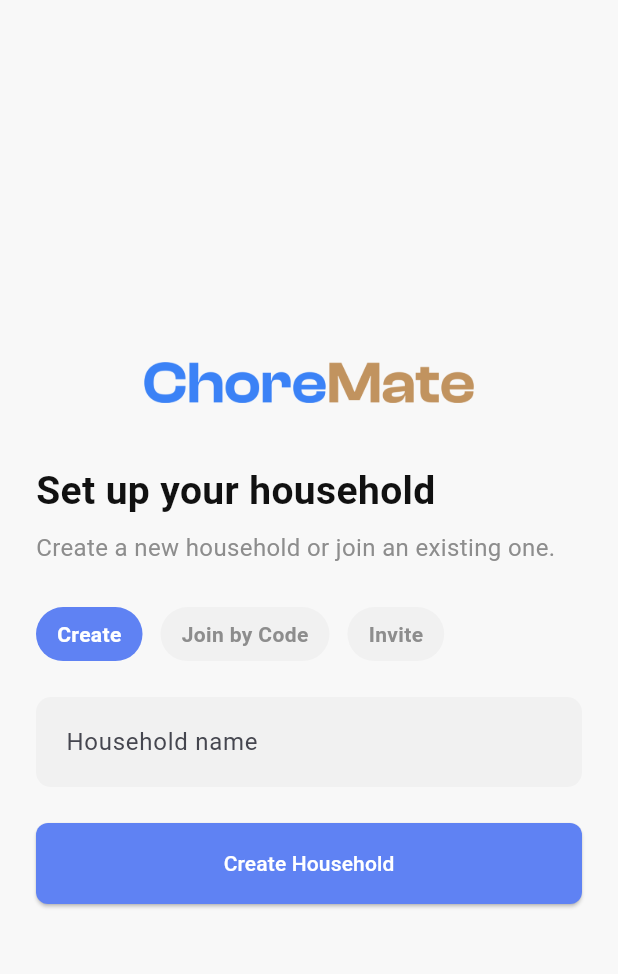
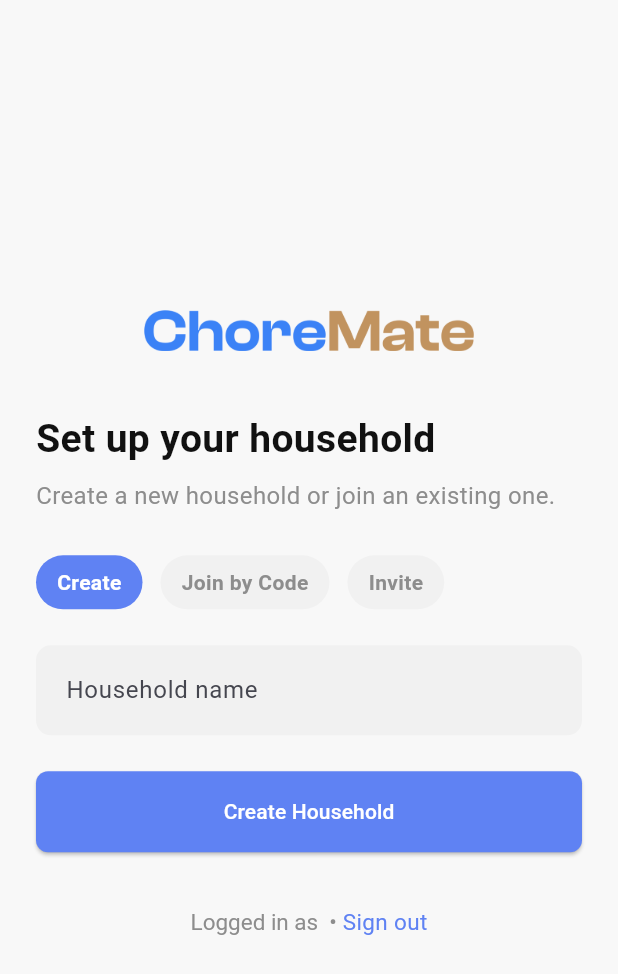
Before and after one commit to nick-mama/ChoreMate, a Flutter app: the HouseholdSetupPage screen opened by its route, on a phone screen of 412 x 824 dp. Shown: the top 974 px of the screen. Run offline on Flutter 3.47's test engine with Material 3 defaults, Android fonts, the phone set to English and light mode, and no system bars; our stand-ins replace cloud_firestore, firebase_auth, firebase_core, fl_chart; accounts and stored records are empty.

Commit message:
added household functionality

```diff
--- a/lib/features/chores/pages/chores_page.dart
+++ b/lib/features/chores/pages/chores_page.dart
@@ -366,7 +366,7 @@ class _ChoresPageState extends State<ChoresPage> {
                       ),
                       const SizedBox(height: 12),
                       DropdownButtonFormField<String>(
-                        value: selectedRoommate,
+                        initialValue: selectedRoommate,
                         hint: const Text('Roommate'),
                         decoration: const InputDecoration(),
                         items: roommates.map((name) {
--- a/lib/features/household/pages/household_setup_page.dart
+++ b/lib/features/household/pages/household_setup_page.dart
@@ -1,7 +1,9 @@
 import 'package:flutter/material.dart';
 import 'package:flutter/services.dart';
+import 'package:firebase_auth/firebase_auth.dart';
 import '../../../app/router.dart';
 import '../../../app/theme/app_colors.dart';
+import '../../../core/services/auth_service.dart';
 import '../../../core/services/household_service.dart';
 import '../../../shared/widgets/app_logo.dart';
 import '../../../shared/widgets/primary_button.dart';
@@ -15,6 +17,7 @@ class HouseholdSetupPage extends StatefulWidget {
 
 class _HouseholdSetupPageState extends State<HouseholdSetupPage> {
   final _service = HouseholdService();
+  final _authService = AuthService();
   final nameController = TextEditingController();
   final codeController = TextEditingController();
   final emailController = TextEditingController();
@@ -23,6 +26,12 @@ class _HouseholdSetupPageState extends State<HouseholdSetupPage> {
   String errorMessage = '';
   bool showError = false;
   int selectedTab = 0;
+
+  String get _currentUsername {
+    final user = FirebaseAuth.instance.currentUser;
+    // prefer displayName; if none, use email
+    return user?.displayName ?? user?.email ?? 'Unknown';
+  }
 
   @override
   void dispose() {
@@ -126,6 +135,16 @@ class _HouseholdSetupPageState extends State<HouseholdSetupPage> {
     } finally {
       if (mounted) setState(() => loading = false);
     }
+  }
+
+  Future<void> _signOut() async {
+    await _authService.logout();
+    if (!mounted) return;
+    Navigator.pushNamedAndRemoveUntil(
+      context,
+      AppRouter.login,
+      (route) => false,
+    );
   }
 
   @override
@@ -289,6 +308,36 @@ class _HouseholdSetupPageState extends State<HouseholdSetupPage> {
                         onPressed: loading ? null : _joinByEmail,
                       ),
                     ],
+
+                    const SizedBox(height: 36),
+                    RichText(
+                      textAlign: TextAlign.center,
+                      text: TextSpan(
+                        style: const TextStyle(
+                          fontSize: 15,
+                          color: AppColors.muted,
+                        ),
+                        children: [
+                          TextSpan(text: 'Logged in as $_currentUsername • '),
+                          WidgetSpan(
+                            alignment: PlaceholderAlignment.baseline,
+                            baseline: TextBaseline.alphabetic,
+                            child: GestureDetector(
+                              onTap: _signOut,
+                              child: const Text(
+                                'Sign out',
+                                style: TextStyle(
+                                  fontSize: 15,
+                                  color: AppColors.blue, // brand link blue
+                                  decorationColor: AppColors.blue,
+                                ),
+                              ),
+                            ),
+                          ),
+                        ],
+                      ),
+                    ),
+                    const SizedBox(height: 12),
                   ],
                 ),
               ),
```
Also changed, not shown: lib/app/app.dart (+1 -14 lines), lib/features/auth/pages/signup_page.dart (+7 -4 lines), lib/features/auth/pages/splash_page.dart (+35 -10 lines).
